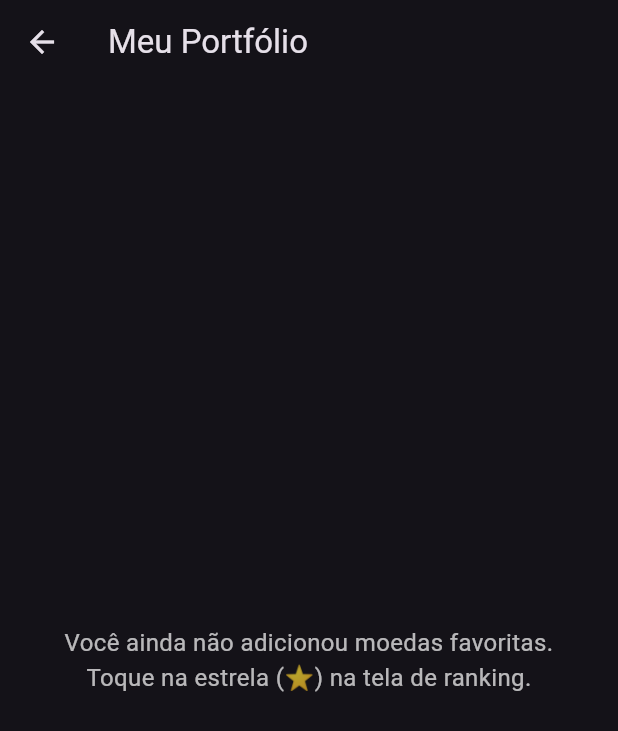
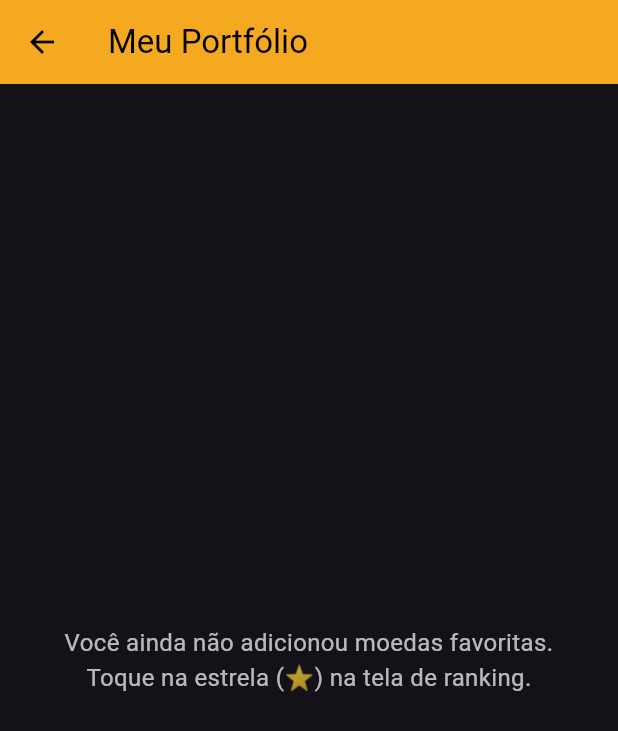
Before and after one commit to Henrique-SL/cripto-monitor, a Flutter app: the PortfolioScreen screen opened directly, on a phone screen of 412 x 824 dp. Shown: the top 731 px of the screen. Run offline on Flutter 3.47's test engine with Material 3 defaults, Android fonts, the phone set to English and light mode, and no system bars; our stand-ins replace fl_chart, shared_preferences; accounts and stored records are empty.

```diff
--- a/flutter_application_1/lib/screens/portfolio_screen.dart
+++ b/flutter_application_1/lib/screens/portfolio_screen.dart
@@ -44,9 +44,14 @@ class _PortfolioScreenState extends State<PortfolioScreen> {
 
   @override
   Widget build(BuildContext context) {
+    const Color corLaranja = Color(0xFFF4A921);
+    final Color corFundoBusca = Colors.grey[850]!;
+
     return Scaffold(
       appBar: AppBar(
         title: const Text('Meu Portfólio'),
+        backgroundColor: corLaranja,
+        foregroundColor: Colors.black,
       ),
       body: FutureBuilder<List<Crypto>>(
         future: _portfolioFuture,
```
Also changed, not shown: 1 other file.
